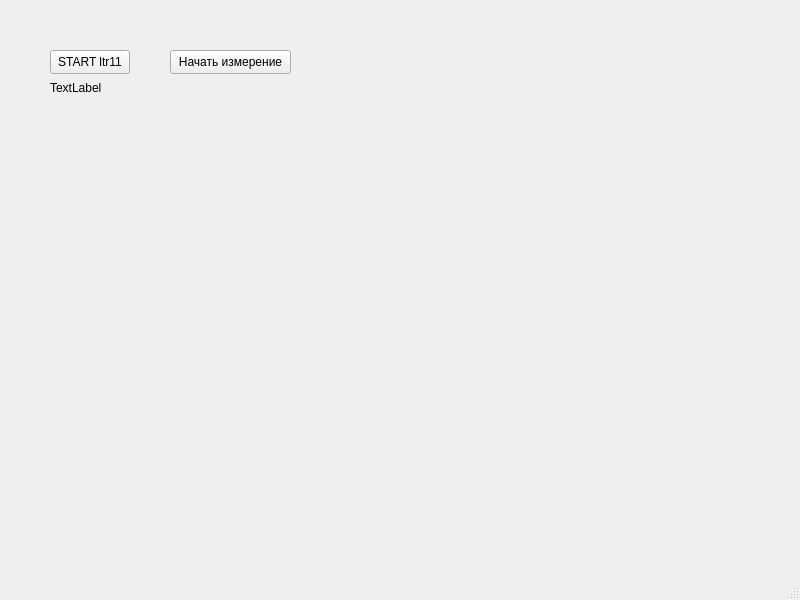
Before: the Qt Designer form mainwindow.ui in EroHUB/LTR_11_27, drawn with Qt 5.
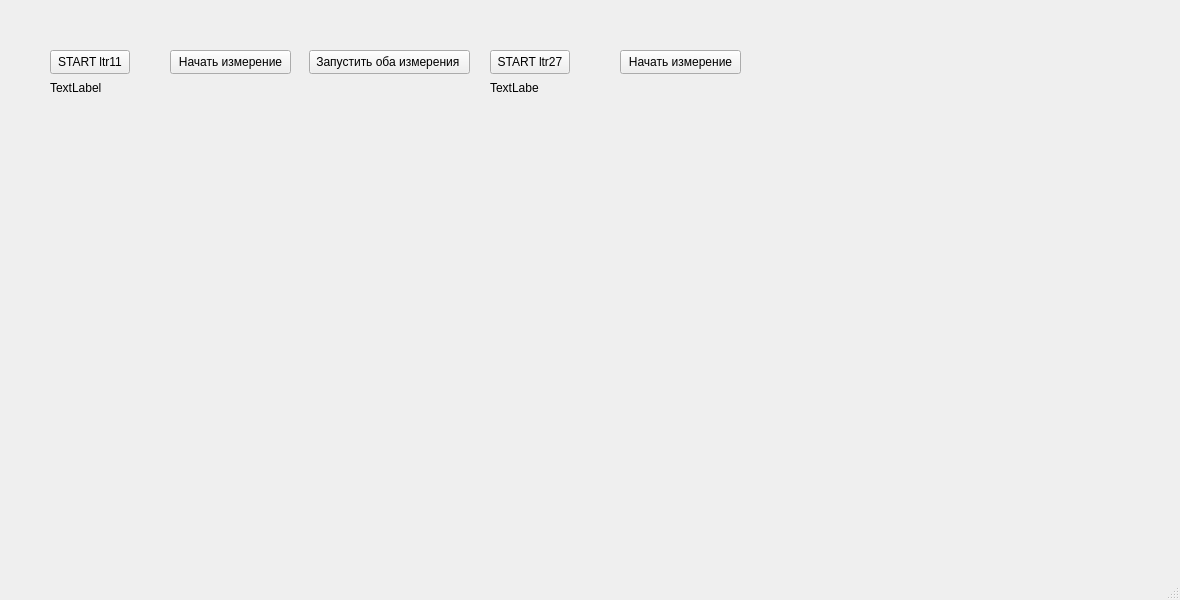
After: the same form once the commit is applied. Custom widgets are drawn as their Qt base class.

The edit to the form file:
```diff
--- a/mainwindow.ui
+++ b/mainwindow.ui
@@ -6,7 +6,7 @@
    <rect>
     <x>0</x>
     <y>0</y>
-    <width>800</width>
+    <width>1180</width>
     <height>600</height>
    </rect>
   </property>
@@ -58,11 +58,73 @@
      <rect>
       <x>30</x>
       <y>120</y>
-      <width>601</width>
+      <width>421</width>
       <height>291</height>
      </rect>
     </property>
    </widget>
+   <widget class="QPushButton" name="pushButton_ltr27">
+    <property name="geometry">
+     <rect>
+      <x>490</x>
+      <y>50</y>
+      <width>80</width>
+      <height>24</height>
+     </rect>
+    </property>
+    <property name="text">
+     <string>START ltr27</string>
+    </property>
+   </widget>
+   <widget class="QLabel" name="label_2">
+    <property name="geometry">
+     <rect>
+      <x>490</x>
+      <y>80</y>
+      <width>49</width>
+      <height>16</height>
+     </rect>
+    </property>
+    <property name="text">
+     <string>TextLabel</string>
+    </property>
+   </widget>
+   <widget class="QCustomplot" name="termistr" native="true">
+    <property name="geometry">
+     <rect>
+      <x>480</x>
+      <y>120</y>
+      <width>471</width>
+      <height>291</height>
+     </rect>
+    </property>
+   </widget>
+   <widget class="QPushButton" name="termistr_2">
+    <property name="geometry">
+     <rect>
+      <x>620</x>
+      <y>50</y>
+      <width>121</width>
+      <height>24</height>
+     </rect>
+    </property>
+    <property name="text">
+     <string>Начать измерение</string>
+    </property>
+   </widget>
+   <widget class="QPushButton" name="pushButton">
+    <property name="geometry">
+     <rect>
+      <x>309</x>
+      <y>50</y>
+      <width>161</width>
+      <height>24</height>
+     </rect>
+    </property>
+    <property name="text">
+     <string>Запустить оба измерения </string>
+    </property>
+   </widget>
   </widget>
   <widget class="QMenuBar" name="menubar">
    <property name="geometry">
```
Left out of the diff: 4 changed lines with no effect on the pictures.
